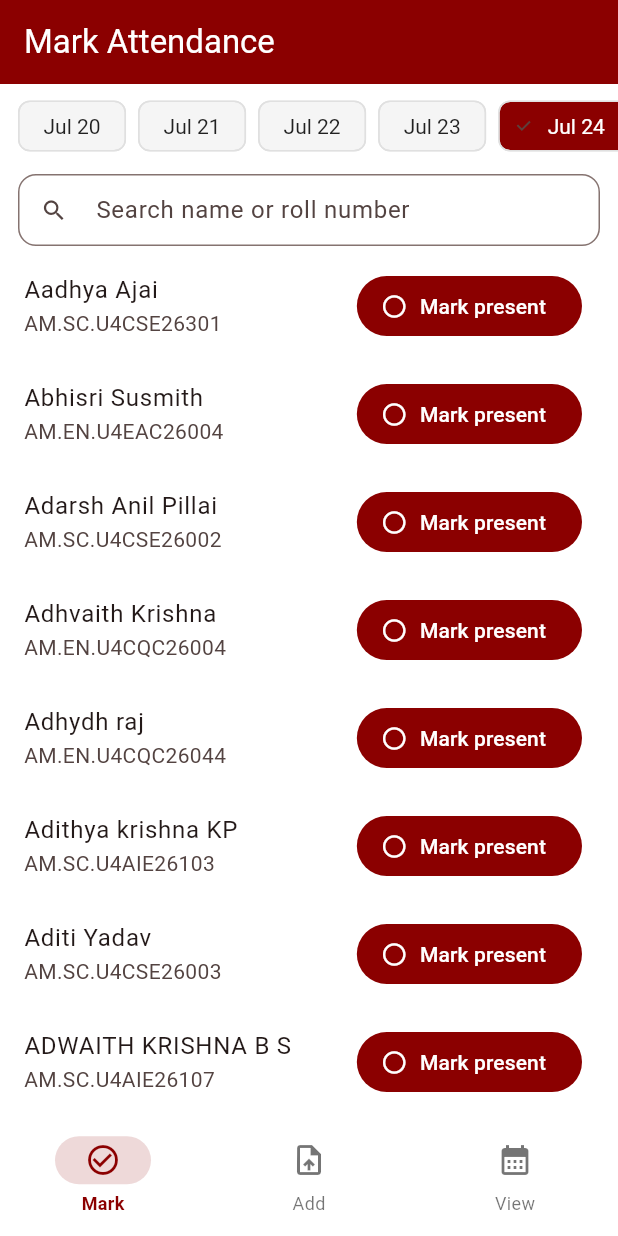
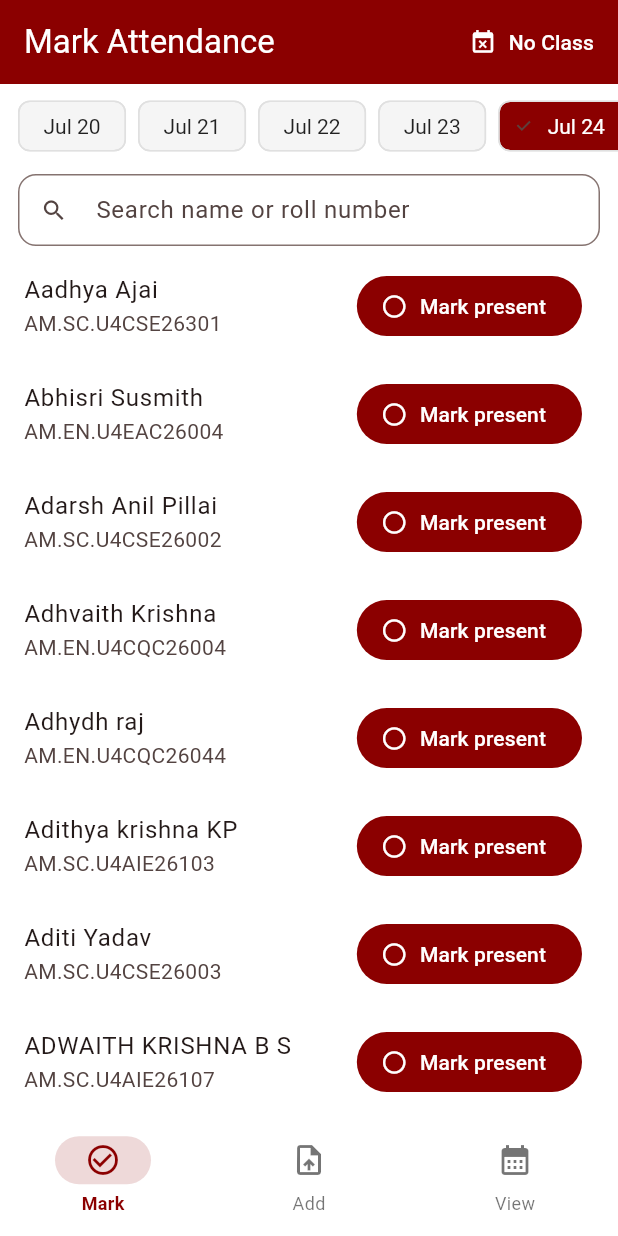
Before and after one commit to Anirudh05bit/bridgecourse_attendance_app, a Flutter app: the screen it shows after launch, after a tap on an icon or button, on a phone screen of 412 x 824 dp. Run offline on Flutter 3.47's test engine with Material 3 defaults, Android fonts, the phone set to English and light mode, and no system bars; our stand-ins replace share_plus, shared_preferences.

Commit message:
added no class

```diff
--- a/lib/data/students_data.dart
+++ b/lib/data/students_data.dart
@@ -9,7 +9,7 @@ final List<Student> registeredStudents = [
   Student(id: 'AM.SC.U4CYS26029', name: 'Karthika Sukumaran', rollNumber: 'AM.SC.U4CYS26029'),
   Student(id: 'AM.SC.U4CYS26026', name: 'Heleny Ann Shelgy', rollNumber: 'AM.SC.U4CYS26026'),
   Student(id: 'AM.SC.U4CSE26003', name: 'Aditi Yadav', rollNumber: 'AM.SC.U4CSE26003'),
-  Student(id: 'AM.SC.U4CSE26034', name: 'RISHIL KUMAAR A', rollNumber: 'AM.SC.U4CSE26034'),
+  Student(id: 'AM.SC.U4CSE26034', name: 'RUSHIL KUMAAR A', rollNumber: 'AM.SC.U4CSE26034'),
   Student(id: 'AM.SC.U4CSE26349', name: 'TharunVikraman P.V', rollNumber: 'AM.SC.U4CSE26349'),
   Student(id: 'AM.SC.U4CSE26332', name: 'Rohit Padmakumar', rollNumber: 'AM.SC.U4CSE26332'),
   Student(id: 'AM.EN.U4CQC26030', name: 'Mayukh Dev', rollNumber: 'AM.EN.U4CQC26030'),
--- a/lib/main.dart
+++ b/lib/main.dart
@@ -75,11 +75,12 @@ class RootPage extends StatefulWidget {
 
 class _RootPageState extends State<RootPage> {
   int _index = 0;
+  final _markAttendanceKey = GlobalKey<MarkAttendancePageState>();
 
-  final _pages = const [
-    MarkAttendancePage(),
-    UploadPage(),
-    ViewAttendancePage(),
+  late final _pages = [
+    MarkAttendancePage(key: _markAttendanceKey),
+    const UploadPage(),
+    const ViewAttendancePage(),
   ];
 
   @override
@@ -88,7 +89,14 @@ class _RootPageState extends State<RootPage> {
       body: IndexedStack(index: _index, children: _pages),
       bottomNavigationBar: NavigationBar(
         selectedIndex: _index,
-        onDestinationSelected: (i) => setState(() => _index = i),
+        onDestinationSelected: (i) {
+          setState(() => _index = i);
+          // Refresh the Mark Attendance list whenever we switch to it, so
+          // students added on the Add Student page show up immediately.
+          if (i == 0) {
+            _markAttendanceKey.currentState?.reload();
+          }
+        },
         destinations: const [
           NavigationDestination(icon: Icon(Icons.check_circle_outline), label: 'Mark'),
           NavigationDestination(icon: Icon(Icons.upload_file), label: 'Add'),
--- a/lib/pages/mark_attendance_page.dart
+++ b/lib/pages/mark_attendance_page.dart
@@ -7,10 +7,10 @@ class MarkAttendancePage extends StatefulWidget {
   const MarkAttendancePage({super.key});
 
   @override
-  State<MarkAttendancePage> createState() => _MarkAttendancePageState();
+  State<MarkAttendancePage> createState() => MarkAttendancePageState();
 }
 
-class _MarkAttendancePageState extends State<MarkAttendancePage> {
+class MarkAttendancePageState extends State<MarkAttendancePage> {
   final _store = AttendanceStore();
   final _searchController = TextEditingController();
 
@@ -35,6 +35,10 @@ class _MarkAttendancePageState extends State<MarkAttendancePage> {
     _searchController.addListener(_applyFilter);
     _load();
   }
+
+  /// Public entry point so other pages (e.g. RootPage) can force a refresh,
+  /// for example after a new student is added on the Add Student page.
+  Future<void> reload() => _load();
 
   Future<void> _load() async {
     setState(() => _loading = true);
@@ -96,7 +100,16 @@ class _MarkAttendancePageState extends State<MarkAttendancePage> {
   @override
   Widget build(BuildContext context) {
     return Scaffold(
-      appBar: AppBar(title: const Text('Mark Attendance')),
+      appBar: AppBar(
+        title: const Text('Mark Attendance'),
+        actions: [
+          TextButton.icon(
+            onPressed: _loading ? null : _confirmNoClass,
+            icon: const Icon(Icons.event_busy, color: Colors.white),
+            label: const Text('No Class', style: TextStyle(color: Colors.white)),
+          ),
+        ],
+      ),
       body: Column(
         children: [
           SizedBox(
--- a/lib/pages/upload_page.dart
+++ b/lib/pages/upload_page.dart
@@ -54,7 +54,7 @@ class _UploadPageState extends State<UploadPage> {
             const SizedBox(height: 8),
             TextField(
               controller: _rollController,
-              decoration: const InputDecoration(hintText: 'Roll number (optional)', border: OutlineInputBorder()),
+              decoration: const InputDecoration(hintText: 'Roll number', border: OutlineInputBorder()),
             ),
             const SizedBox(height: 12),
             FilledButton(
```
Also changed, not shown: lib/services/csv_export_service.dart (renamed from lib/services/csv_export_services.dart).
